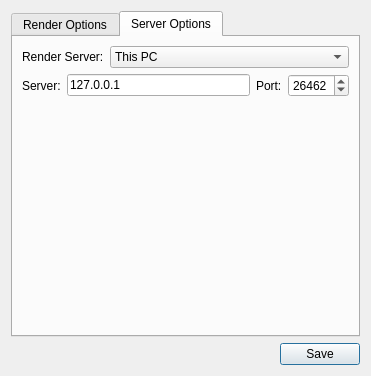
First picture: the form in dialogues/preferences.ui, repository BattyBovine/AnimeRenderfarm, before the edit.
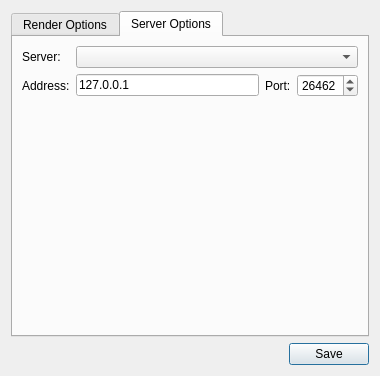
Second picture: the form after the edit. The open tabs and pages were chosen to show the change.

Commit message: Server IP/Port now enabled/disabled based on server type

The edit to the form file:
```diff
--- a/dialogues/preferences.ui
+++ b/dialogues/preferences.ui
@@ -6,7 +6,7 @@
    <rect>
     <x>0</x>
     <y>0</y>
-    <width>336</width>
+    <width>380</width>
     <height>350</height>
    </rect>
   </property>
@@ -16,6 +16,12 @@
     <verstretch>0</verstretch>
    </sizepolicy>
   </property>
+  <property name="minimumSize">
+   <size>
+    <width>380</width>
+    <height>0</height>
+   </size>
+  </property>
   <property name="windowTitle">
    <string>Render Options</string>
   </property>
@@ -312,8 +318,8 @@
       </attribute>
       <layout class="QVBoxLayout" name="verticalLayout_3">
        <item>
-        <layout class="QHBoxLayout" name="horizontalLayout_5">
-         <item>
+        <layout class="QGridLayout" name="gridLayout_4">
+         <item row="0" column="0">
           <widget class="QLabel" name="labelRenderServer">
            <property name="sizePolicy">
             <sizepolicy hsizetype="Fixed" vsizetype="Preferred">
@@ -322,12 +328,15 @@
             </sizepolicy>
            </property>
            <property name="text">
-            <string>Render Server:</string>
+            <string>Server:</string>
            </property>
           </widget>
          </item>
-         <item>
+         <item row="0" column="1" colspan="3">
           <widget class="QComboBox" name="comboRenderServer">
+           <property name="currentIndex">
+            <number>-1</number>
+           </property>
            <item>
             <property name="text">
              <string>This PC</string>
@@ -340,32 +349,28 @@
            </item>
           </widget>
          </item>
-        </layout>
-       </item>
-       <item>
-        <layout class="QHBoxLayout" name="layoutServerSettings">
-         <item>
+         <item row="1" column="0">
           <widget class="QLabel" name="labelServer">
            <property name="text">
-            <string>Server:</string>
+            <string>Address:</string>
            </property>
           </widget>
          </item>
-         <item>
+         <item row="1" column="1">
           <widget class="QLineEdit" name="editServer">
            <property name="text">
             <string>127.0.0.1</string>
            </property>
           </widget>
          </item>
-         <item>
+         <item row="1" column="2">
           <widget class="QLabel" name="labelPort">
            <property name="text">
             <string>Port:</string>
            </property>
           </widget>
          </item>
-         <item>
+         <item row="1" column="3">
           <widget class="QSpinBox" name="spinnerPort">
            <property name="minimum">
             <number>1</number>
```
Left out of the diff: 17 changed lines with no effect on the pictures. The commit also changes 4 other files.
